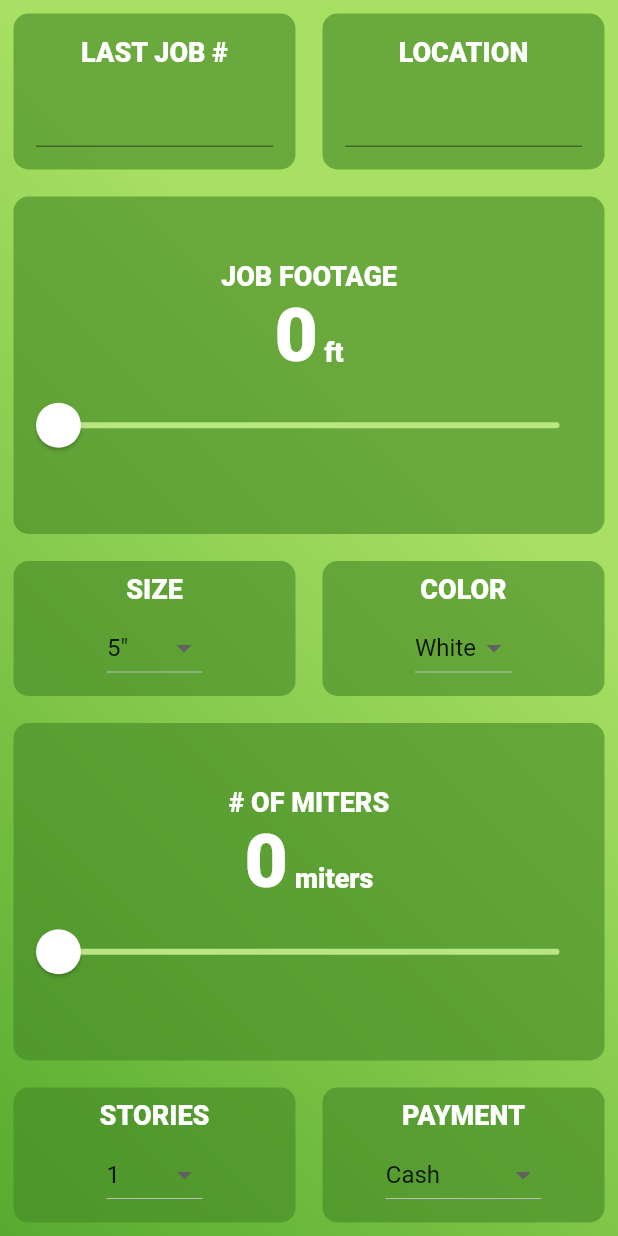
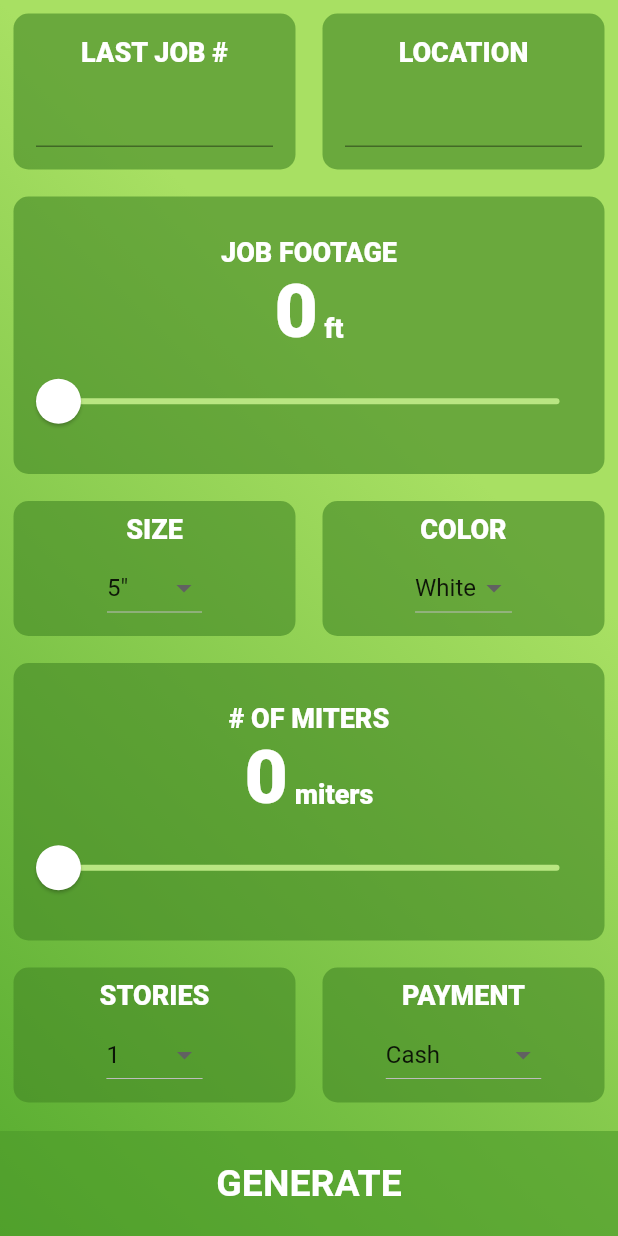
Before and after one commit to warpaltarpers/schedule-generator, a Flutter app: the screen it shows after launch, on a phone screen of 412 x 824 dp. Run offline on Flutter 3.47's test engine with Material 2 defaults, Android fonts, the phone set to English and light mode, and no system bars.

Commit message:
Finish main page layout

```diff
--- /dev/null
+++ b/lib/components/bottom_button.dart
@@ -0,0 +1,37 @@
+import 'package:flutter/material.dart';
+import 'constants.dart';
+
+class BottomButton extends StatelessWidget {
+
+  BottomButton({@required this.onTap, @required this.buttonTitle});
+
+  final Function onTap;
+  final String buttonTitle;
+
+  @override
+  Widget build(BuildContext context) {
+    return GestureDetector(
+      onTap: onTap,
+      child: Container(
+        color: kInactiveCardColor,
+        margin: EdgeInsets.only(top: 10.0),
+        padding: EdgeInsets.all(8.0),
+        width: double.infinity,
+        height: 70.0,
+        child: Column(
+          mainAxisAlignment: MainAxisAlignment.center,
+          children: <Widget>[
+            Text(
+              buttonTitle,
+              style: TextStyle(
+                color: Colors.white,
+                fontSize: 25.0,
+                fontWeight: FontWeight.bold,
+              ),
+            ),
+          ],
+        ),
+      ),
+    );
+  }
+}
--- a/lib/generator.dart
+++ b/lib/generator.dart
@@ -4,6 +4,7 @@ import 'package:leaffilter_generator/components/reusable_card.dart';
 import 'package:leaffilter_generator/components/constants.dart';
 import 'package:leaffilter_generator/components/text_card.dart';
 import 'dart:io' show Platform;
+import 'components/bottom_button.dart';
 
 class Generator extends StatefulWidget {
   @override
@@ -155,9 +156,12 @@ class _GeneratorState extends State<Generator> {
                     cardChild: Column(
                       mainAxisAlignment: MainAxisAlignment.center,
                       children: <Widget>[
-                        Text(
-                          'JOB FOOTAGE',
-                          style: kLabelTextStyle,
+                        Padding(
+                          padding: const EdgeInsets.only(top: 8.0),
+                          child: Text(
+                            'JOB FOOTAGE',
+                            style: kLabelTextStyle,
+                          ),
                         ),
                         Row(
                           mainAxisAlignment: MainAxisAlignment.center,
@@ -266,9 +270,12 @@ class _GeneratorState extends State<Generator> {
                     cardChild: Column(
                       mainAxisAlignment: MainAxisAlignment.center,
                       children: <Widget>[
-                        Text(
-                          '# OF MITERS',
-                          style: kLabelTextStyle,
+                        Padding(
+                          padding: const EdgeInsets.only(top: 8.0),
+                          child: Text(
+                            '# OF MITERS',
+                            style: kLabelTextStyle,
+                          ),
                         ),
                         Row(
                           mainAxisAlignment: MainAxisAlignment.center,
@@ -367,6 +374,10 @@ class _GeneratorState extends State<Generator> {
                     ),
                   ],
                 ),
+                BottomButton(
+                  buttonTitle: 'GENERATE',
+                  onTap: (){},
+                ),
               ],
             ),
           ),
```
